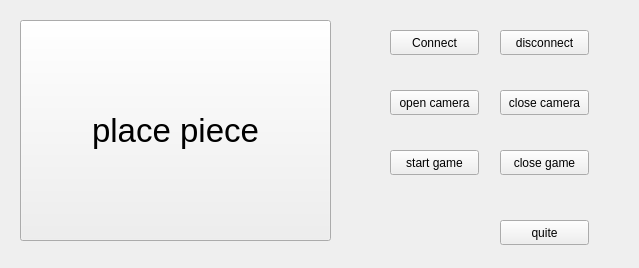
dses98041110/ros_program, file src/qt_gui/src/mainwindow.ui: the form before one commit.
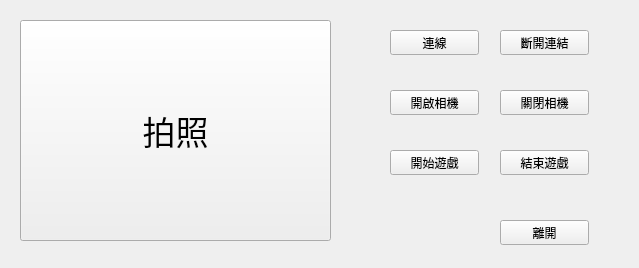
The form after the commit.

What changed in the file:
```diff
--- a/src/qt_gui/src/mainwindow.ui
+++ b/src/qt_gui/src/mainwindow.ui
@@ -23,7 +23,7 @@
     </rect>
    </property>
    <property name="text">
-    <string>Connect</string>
+    <string>連線</string>
    </property>
   </widget>
   <widget class="QPushButton" name="pushButton_2">
@@ -36,7 +36,7 @@
     </rect>
    </property>
    <property name="text">
-    <string>start game</string>
+    <string>開始遊戲</string>
    </property>
   </widget>
   <widget class="QPushButton" name="pushButton_3">
@@ -49,7 +49,7 @@
     </rect>
    </property>
    <property name="text">
-    <string>open camera</string>
+    <string>開啟相機</string>
    </property>
   </widget>
   <widget class="QPushButton" name="pushButton_4">
@@ -67,7 +67,7 @@
     </font>
    </property>
    <property name="text">
-    <string>place piece</string>
+    <string>拍照</string>
    </property>
   </widget>
   <widget class="QPushButton" name="pushButton_5">
@@ -80,7 +80,7 @@
     </rect>
    </property>
    <property name="text">
-    <string>close game</string>
+    <string>結束遊戲</string>
    </property>
   </widget>
   <widget class="QPushButton" name="pushButton_6">
@@ -93,7 +93,7 @@
     </rect>
    </property>
    <property name="text">
-    <string>quite</string>
+    <string>離開</string>
    </property>
   </widget>
   <widget class="QPushButton" name="pushButton_8">
@@ -106,7 +106,10 @@
     </rect>
    </property>
    <property name="text">
-    <string>close camera</string>
+    <string>關閉相機</string>
+   </property>
+   <property name="autoRepeat">
+    <bool>true</bool>
    </property>
   </widget>
   <widget class="QPushButton" name="pushButton_7">
@@ -119,7 +122,7 @@
     </rect>
    </property>
    <property name="text">
-    <string>disconnect</string>
+    <string>斷開連結</string>
    </property>
   </widget>
  </widget>
```
